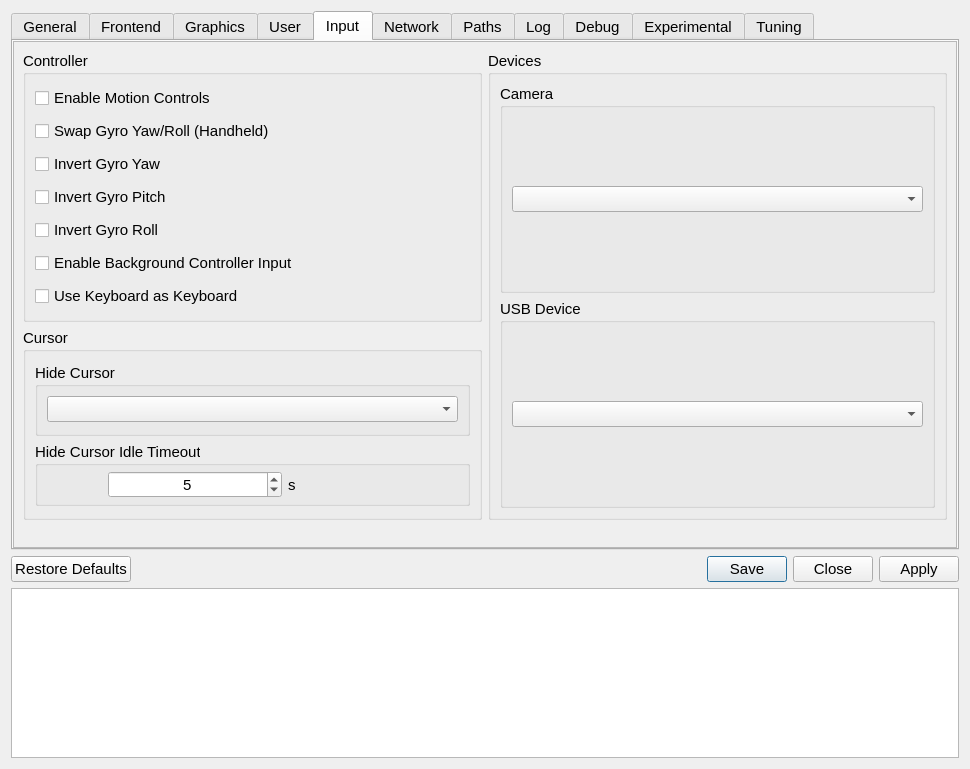
Old version of the form src/qt_gui/settings_dialog.ui in the repository junminlee2004/GR2Launcher.
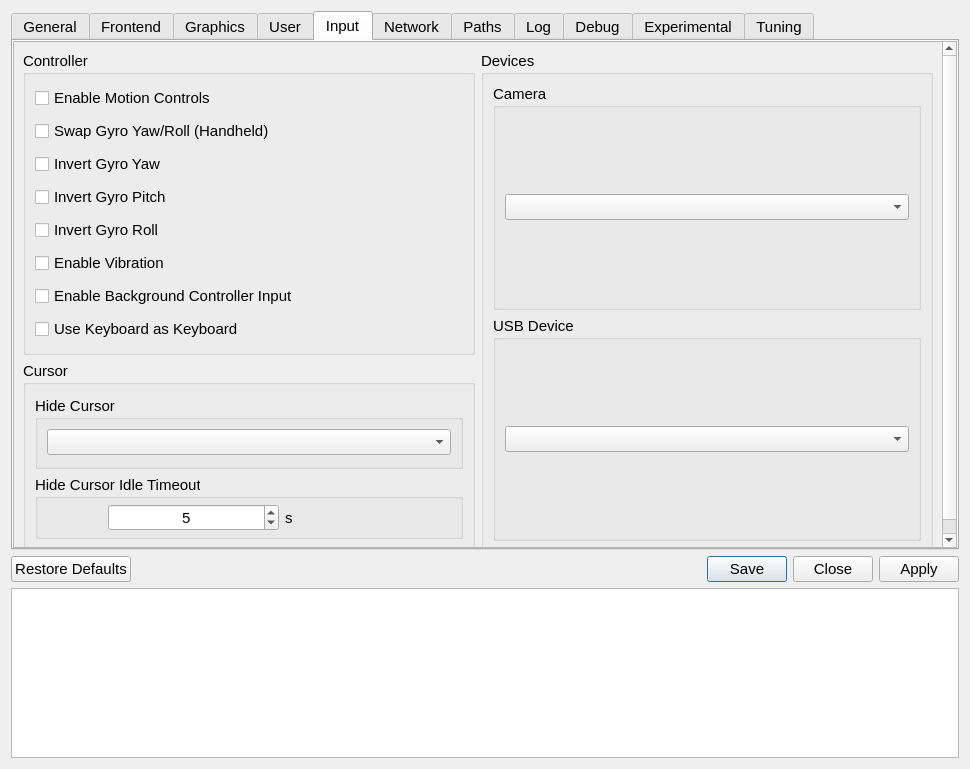
New version of the form. The open tabs and pages were chosen to show the change. Icons and pictures are not drawn. Custom widgets are drawn as their Qt base class.

Commit message: Add the Enable Vibration setting

Diff of the .ui file:
```diff
--- a/src/qt_gui/settings_dialog.ui
+++ b/src/qt_gui/settings_dialog.ui
@@ -1715,6 +1715,13 @@
                  </property>
                 </widget>
                </item>
+               <item>
+                <widget class="QCheckBox" name="vibrationCheckBox">
+                 <property name="text">
+                  <string>Enable Vibration</string>
+                 </property>
+                </widget>
+               </item>
                <item>
                 <widget class="QCheckBox" name="backgroundControllerCheckBox">
                  <property name="text">
```
The commit also changes 1 other file.
